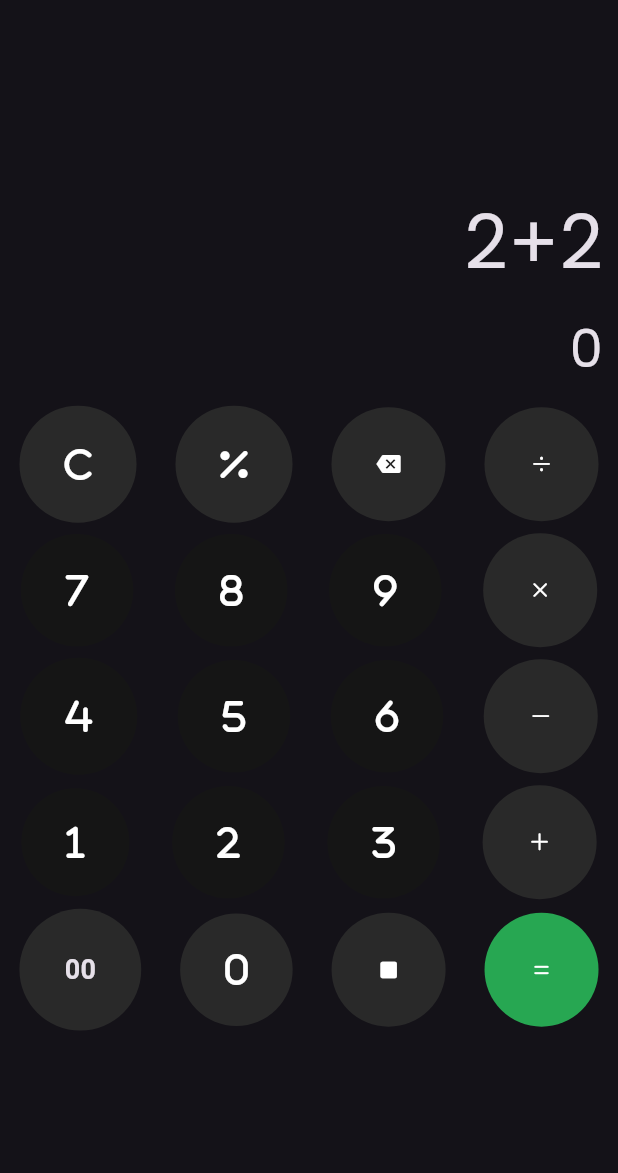
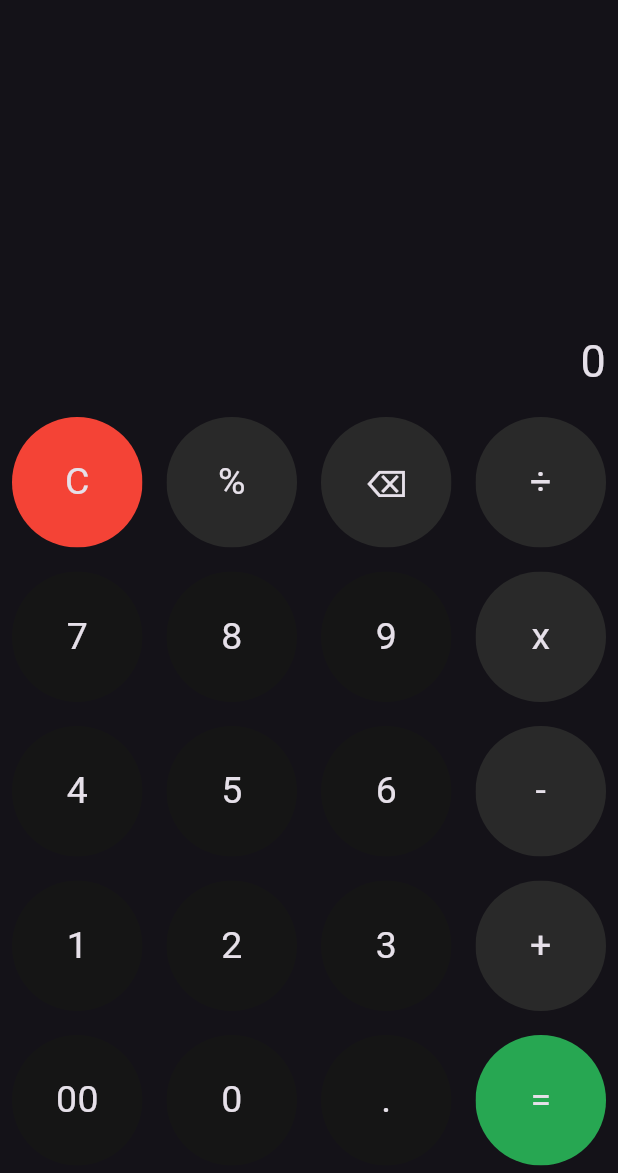
Before and after one commit to hephzisoft/flutter_calculator, a Flutter app: the screen it shows after launch, on a phone screen of 412 x 824 dp, the part 63-1236 px from its top. Run offline on Flutter 3.47's test engine with Material 2 defaults, Android fonts, the phone set to English and light mode, and no system bars; our stand-ins replace math_expressions.

Commit message:
Finsihed the application

```diff
--- a/lib/main.dart
+++ b/lib/main.dart
@@ -1,10 +1,9 @@
 import 'package:calculator/customs_strings.dart';
-import 'package:flutter/cupertino.dart';
+import '../widgets/buttons.dart';
+
+// import 'package:flutter/cupertino.dart';
+import 'package:math_expressions/math_expressions.dart';
 import 'package:flutter/material.dart';
-import 'package:font_awesome_flutter/font_awesome_flutter.dart';
-import 'package:google_fonts/google_fonts.dart';
-
-import 'widgets/input_buttons.dart';
 
 void main() {
   runApp(MaterialApp(
@@ -27,232 +26,152 @@ class Calculator extends StatefulWidget {
 }
 
 class _CalculatorState extends State<Calculator> {
-  String result = '0';
-  String input = '2+2';
-  void _showClicked(String clickedInput) {
-   if (clickedInput == '00'|| clickedInput == '0'){
-     input;
+  String resultField = '0';
+  String inputField = '';
+
+  final List<String> buttons = [
+    'C',
+    '%',
+    '⌫',
+    '÷',
+    '7',
+    '8',
+    '9',
+    'x',
+    '4',
+    '5',
+    '6',
+    '-',
+    '1',
+    '2',
+    '3',
+    '+',
+    '00',
+    '0',
+    '.',
+    '=',
+  ];
+
+  bool isOperator(String value) {
+    if (value == 'C' ||
+        value == '%' ||
+        value == '⌫' ||
+        value == '÷' ||
+        value == 'x' ||
+        value == '-' ||
+        value == '+') {
+      return true;
     }
+    return false;
+  }
+
+  void equalFunction() {
+    var finalInput = inputField;
+    finalInput = finalInput.replaceAll('x', '*');
+    finalInput = finalInput.replaceAll('÷', '/');
+    Parser p = Parser();
+    Expression exp = p.parse(finalInput);
+    ContextModel cm = ContextModel();
+    double eval = exp.evaluate(EvaluationType.REAL, cm);
+
+    resultField = eval.toString();
   }
 
   @override
   Widget build(BuildContext context) {
-
-
     final appBar = AppBar(
       title: const Text('Calculator'),
       centerTitle: true,
     );
     return Scaffold(
       appBar: appBar,
-      body: Column(
+      body: SafeArea(
+        child: Column(
           children: [
-          Container(
-            padding: const EdgeInsets.all(10),
-            alignment: Alignment.bottomRight,
-            height: (MediaQuery.of(context).size.height -
-                    appBar.preferredSize.height) *
-                0.33,
+            Expanded(
+              child: Padding(
+                padding: const EdgeInsets.all(8.0),
                 child: Column(
                   mainAxisAlignment: MainAxisAlignment.end,
                   children: [
                     Container(
                       alignment: Alignment.centerRight,
-                    width: double.infinity,
-                    child:
-                        Text(input, style: GoogleFonts.poppins(fontSize: 50))),
+                      child: Text(
+                        inputField,
+                        style: const TextStyle(fontSize: 30),
+                      ),
+                    ),
                     const SizedBox(
                       height: 10,
                     ),
                     Container(
                       alignment: Alignment.centerRight,
-                  width: double.infinity,
-                  child: Text(result, style: GoogleFonts.poppins(fontSize: 35)),
+                      child: Text(
+                        resultField,
+                        style: const TextStyle(fontSize: 30),
+                      ),
                     ),
                   ],
                 ),
               ),
-          Container(
-            alignment: Alignment.bottomCenter,
-            height: (MediaQuery.of(context).size.height -
-                    appBar.preferredSize.height) *
-                0.6,
-            child: Column(
-              children: [
-                Row(
-                  mainAxisAlignment: MainAxisAlignment.spaceAround,
-                  children: [
-                    InputButtons(
-                      bgColor: operatorsColor,
-                      clickedInput: _showClicked,
-                      identifier: 'ac',
-                      child: const FaIcon(FontAwesomeIcons.c),
             ),
-                    InputButtons(
-                      bgColor: operatorsColor,
-                      clickedInput: _showClicked,
-                      identifier: '%',
-                      child: const FaIcon(FontAwesomeIcons.percent),
+            Expanded(
+              flex: 2,
+              child: GridView.builder(
+                itemCount: buttons.length,
+                gridDelegate: const SliverGridDelegateWithFixedCrossAxisCount(
+                  crossAxisCount: 4,
                 ),
-                    InputButtons(
-                      bgColor: operatorsColor,
-                      clickedInput: _showClicked,
-                      identifier: 'c',
-                      child: const Icon(
-                        Icons.backspace,
-                        size: 16,
-                      ),
-                    ),
-                    InputButtons(
-                      bgColor: operatorsColor,
-                      clickedInput: _showClicked,
-                      identifier: '/',
-                      child: const Icon(
-                        CupertinoIcons.divide,
-                        size: 16,
+                itemBuilder: (context, index) {
+                  if (index == buttons.length - 1) {
+                    return MyButton(
+                      buttonTapped: () {
+                        setState(() {
+                          equalFunction();
+                        });
+                      },
+                      color: equalToColor,
+                      buttonText: buttons[index],
+                    );
+                  } else if (index == 0) {
+                    return MyButton(
+                      buttonTapped: () {
+                        setState(() {
+                          inputField = '';
+                        });
+                      },
+                      color: Colors.red,
+                      buttonText: buttons[index],
+                    );
+                  } else if (index == 2) {
+                    return MyButton(
+                      buttonTapped: () {
+                        setState(() {
+                          inputField =
+                              inputField.substring(0, inputField.length - 1);
+                        });
+                      },
+                      color: operatorsColor,
+                      buttonText: buttons[index],
+                    );
+                  } else {
+                    return MyButton(
+                      buttonTapped: () {
+                        setState(() {
+                          inputField += buttons[index];
+                        });
+                      },
+                      color: isOperator(buttons[index])
+                          ? operatorsColor
+                          : numbersColor,
+                      buttonText: buttons[index],
+                    );
+                  }
+                },
               ),
             ),
           ],
         ),
-                Row(
-                  mainAxisAlignment: MainAxisAlignment.spaceAround,
-                  children: [
-                    InputButtons(
-                      bgColor: numbersColor,
-                      clickedInput: _showClicked,
-                      identifier: '7',
-                      child: const FaIcon(FontAwesomeIcons.seven),
-                    ),
-                    InputButtons(
-                      bgColor: numbersColor,
-                      clickedInput: _showClicked,
-                      identifier: '8',
-                      child: const FaIcon(FontAwesomeIcons.eight),
-                    ),
-                    InputButtons(
-                      bgColor: numbersColor,
-                      clickedInput: _showClicked,
-                      identifier: '9',
-                      child: const FaIcon(FontAwesomeIcons.nine),
-                    ),
-                    InputButtons(
-                      bgColor: operatorsColor,
-                      clickedInput: _showClicked,
-                      identifier: 'x',
-                      child: const Icon(
-                        CupertinoIcons.multiply,
-                        size: 16,
-                      ),
-                    ),
-                  ],
-                ),
-                Row(
-                  mainAxisAlignment: MainAxisAlignment.spaceAround,
-                  children: [
-                    InputButtons(
-                      bgColor: numbersColor,
-                      clickedInput: _showClicked,
-                      identifier: '4',
-                      child: const FaIcon(FontAwesomeIcons.four),
-                    ),
-                    InputButtons(
-                      bgColor: numbersColor,
-                      clickedInput: _showClicked,
-                      identifier: '5',
-                      child: const FaIcon(FontAwesomeIcons.five),
-                    ),
-                    InputButtons(
-                      bgColor: numbersColor,
-                      clickedInput: _showClicked,
-                      identifier: '6',
-                      child: const FaIcon(FontAwesomeIcons.six),
-                    ),
-                    InputButtons(
-                      bgColor: operatorsColor,
-                      clickedInput: _showClicked,
-                      identifier: '-',
-                      child: const Icon(
-                        CupertinoIcons.minus,
-                        size: 16,
-                      ),
-                    ),
-                  ],
-                ),
-                Row(
-                  mainAxisAlignment: MainAxisAlignment.spaceAround,
-                  children: [
-                    InputButtons(
-                      bgColor: numbersColor,
-                      clickedInput: _showClicked,
-                      identifier: '1',
-                      child: const FaIcon(FontAwesomeIcons.one),
-                    ),
-                    InputButtons(
-                      bgColor: numbersColor,
-                      clickedInput: _showClicked,
-                      identifier: '2',
-                      child: const FaIcon(FontAwesomeIcons.two),
-                    ),
-                    InputButtons(
-                      bgColor: numbersColor,
-                      clickedInput: _showClicked,
-                      identifier: '3',
-                      child: const FaIcon(FontAwesomeIcons.three),
-                    ),
-                    InputButtons(
-                      bgColor: operatorsColor,
-                      clickedInput: _showClicked,
-                      identifier: '+',
-                      child: const Icon(
-                        CupertinoIcons.add,
-                        size: 16,
-                      ),
-                    ),
-                  ],
-                ),
-                Row(
-                  mainAxisAlignment: MainAxisAlignment.spaceAround,
-                  children: [
-                    InputButtons(
-                      bgColor: operatorsColor,
-                      clickedInput: _showClicked,
-                      identifier: '00',
-                      child: const Text(
-                        '00',
-                        style: TextStyle(
-                          fontSize: 18,
-                          fontWeight: FontWeight.bold,
-                        ),
-                      ),
-                    ),
-                    InputButtons(
-                      bgColor: operatorsColor,
-                      clickedInput: _showClicked,
-                      identifier: '0',
-                      child: const FaIcon(FontAwesomeIcons.zero),
-                    ),
-                    InputButtons(
-                      bgColor: operatorsColor,
-                      clickedInput: _showClicked,
-                      identifier: '.',
-                      child:  const Icon(CupertinoIcons.stop_fill, size: 16,),
-                      // child:  Text('.', textAlign: TextAlign.center, style: GoogleFonts.poppins(fontSize: 30),),
-                    ),
-                    InputButtons(
-                      bgColor: equalToColor,
-                      clickedInput: _showClicked,
-                      identifier: '=',
-                      child: const Icon(
-                        CupertinoIcons.equal,
-                        size: 16,
-                      ),
-                    ),
-                  ],
-                ),
-              ],
-            ),
-          ),
-        ],
       ),
     );
   }
--- /dev/null
+++ b/lib/widgets/buttons.dart
@@ -0,0 +1,33 @@
+import 'package:flutter/material.dart';
+
+class MyButton extends StatelessWidget {
+  const MyButton(
+      {this.color, this.textColor, this.buttonTapped, required this.buttonText, super.key});
+
+  final color;
+  final textColor;
+  final String buttonText;
+  final buttonTapped;
+
+  @override
+  Widget build(BuildContext context) {
+    return GestureDetector(
+      onTap: buttonTapped,
+      child: Padding(
+        padding: const EdgeInsets.all(8.0),
+        child: ClipRRect(
+          borderRadius: BorderRadius.circular(50),
+          child: Container(
+            alignment: Alignment.center,
+            color: color,
+            child: Text(
+              buttonText,
+              // textAlign: TextAlign.center,
+              style: TextStyle(color: textColor, fontSize: 25),
+            ),
+          ),
+        ),
+      ),
+    );
+  }
+}
--- a/lib/widgets/input_buttons.dart
+++ /dev/null
@@ -1,32 +0,0 @@
-import 'package:flutter/material.dart';
-// import 'package:google_fonts/google_fonts.dart';
-
-class InputButtons extends StatelessWidget {
-  const InputButtons(
-      {required this.bgColor,
-      required this.identifier,
-      super.key,
-      required this.child,
-      required this.clickedInput});
-
-  final Color bgColor;
-  final Function clickedInput;
-
-  final String identifier;
-  final Widget child;
-
-  @override
-  Widget build(BuildContext context) {
-    return Container(
-      padding: const EdgeInsets.all(30),
-      decoration: BoxDecoration(
-        color: bgColor,
-        shape: BoxShape.circle,
-      ),
-      child: InkWell(
-        onTap: () => clickedInput,
-        child: child,
-      ),
-    );
-  }
-}
--- a/pubspec.yaml
+++ b/pubspec.yaml
@@ -38,6 +38,7 @@ dependencies:
 
   font_awesome_flutter: ^10.5.0
   google_fonts: ^5.1.0
+  math_expressions: ^2.4.0
 
 dev_dependencies:
   flutter_test:
```
Also changed, not shown: pubspec.lock. Lines whose indentation alone changed are shown as unchanged.
